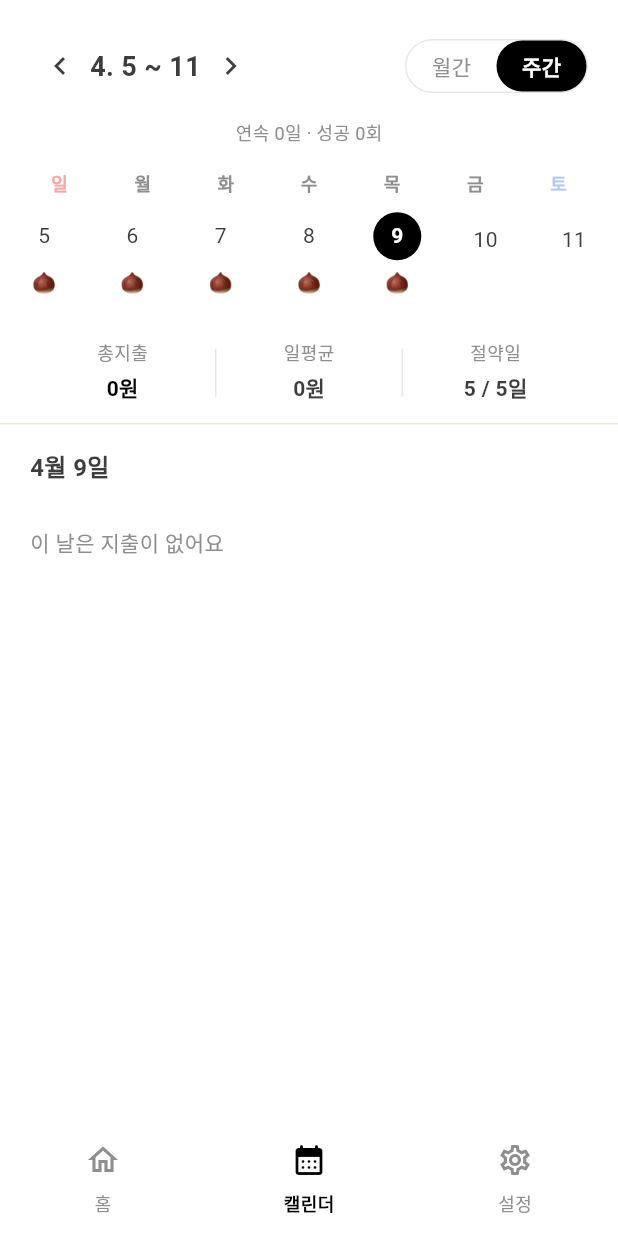
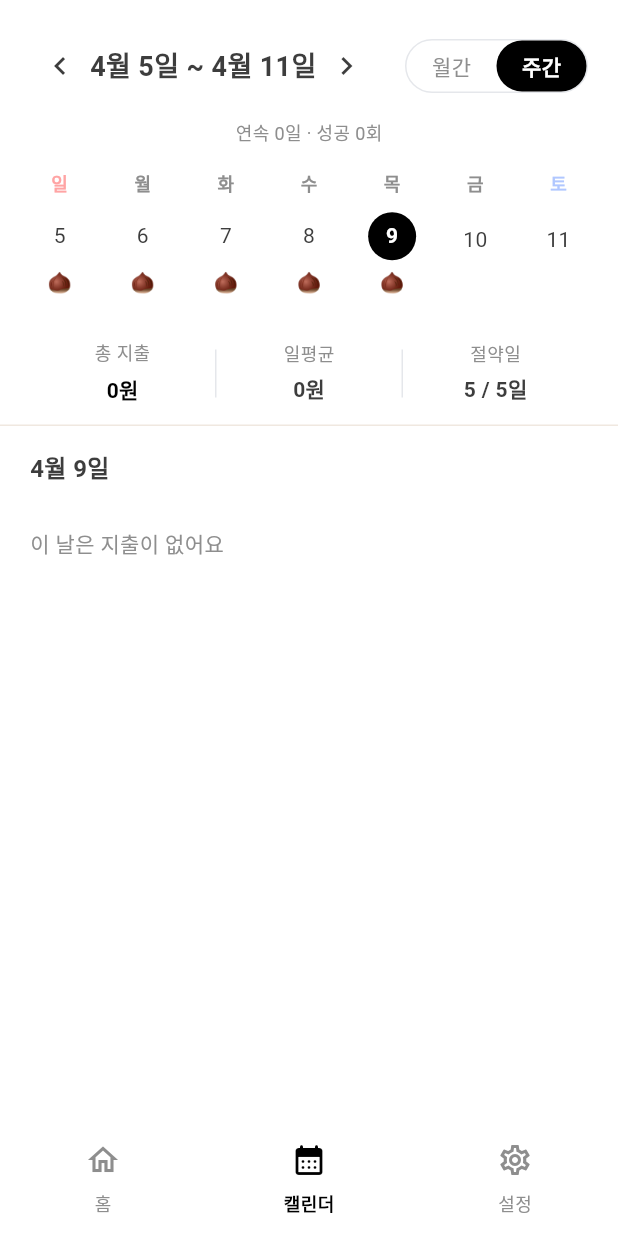
Before and after one commit to seong9566/Daily_manwon, a Flutter app: the CalendarScreen screen opened by its route, after a tap on the "chevron left" icon, after a tap on the "chevron right" icon, after a tap on "주간", on a phone screen of 412 x 824 dp. Run offline on Flutter 3.47's test engine with Material 3 defaults, Android fonts, the phone set to English and light mode, and no system bars; drawn by our look-alikes of flutter_animate; our stand-ins replace drift, drift_flutter, flutter_local_notifications, flutter_riverpod, freezed_annotation, get_it and 5 more; missing offline and left inert: home_widget; accounts and stored records are empty; generated files the repository leaves out were written again; Roboto replaces fonts that are missing (Pretendard); project files that could hold a hidden picture were left out.

Commit message:
refactor(calendar): 캘린더 스타일 개선 및 다크모드 색상 대응
- 캘린더 네비게이터 텍스트 오버플로우 방지 (FittedBox 적용)
- 오늘(Today) 날짜 배경색을 연한 회색으로 변경하여 선택 효과와 구분
- 주간 요약 헤더 다크모드 색상 지원 및 텍스트 정렬 수정
- 캘린더 그리드 코드 포맷팅 및 세부 여백 조정

```diff
--- a/lib/core/utils/app_date_utils.dart
+++ b/lib/core/utils/app_date_utils.dart
@@ -103,8 +103,8 @@ abstract final class AppDateUtils {
   static String weekRangeLabel(DateTime weekStart) {
     final weekEnd = weekStart.add(const Duration(days: 6));
     if (weekStart.month == weekEnd.month) {
-      return '${weekStart.month}. ${weekStart.day} ~ ${weekEnd.day}';
+      return '${weekStart.month}월 ${weekStart.day}일 ~ ${weekStart.month}월 ${weekEnd.day}일';
     }
-    return '${weekStart.month}. ${weekStart.day} ~ ${weekEnd.month}. ${weekEnd.day}';
+    return '${weekStart.month}월 ${weekStart.day}일 ~ ${weekEnd.month}월 ${weekEnd.day}일';
   }
 }
--- a/lib/features/calendar/presentation/screens/calendar_screen.dart
+++ b/lib/features/calendar/presentation/screens/calendar_screen.dart
@@ -61,20 +61,25 @@ class _CalendarScreenState extends ConsumerState<CalendarScreen> {
                         child: Row(
                           mainAxisAlignment: MainAxisAlignment.spaceBetween,
                           children: [
-                            if (state.viewMode == CalendarViewMode.monthly)
-                              _MonthlyNavRow(
+                            Expanded(
+                              child: Align(
+                                alignment: Alignment.centerLeft,
+                                child: state.viewMode == CalendarViewMode.monthly
+                                    ? _MonthlyNavRow(
                                         selectedMonth: state.selectedMonth,
                                         onPrev: () => _onMonthChange(-1),
                                         onNext: () => _onMonthChange(1),
                                         isDark: isDark,
                                       )
-                            else
-                              _WeeklyNavRow(
+                                    : _WeeklyNavRow(
                                         weekStart: state.selectedWeekStart,
                                         onPrev: () => _onWeekChange(-1),
                                         onNext: () => _onWeekChange(1),
                                         isDark: isDark,
                                       ),
+                              ),
+                            ),
+                            const SizedBox(width: 8),
                             ViewModeToggle(
                               mode: state.viewMode,
                               onChanged: (mode) {
@@ -216,9 +221,14 @@ class _MonthlyNavRow extends StatelessWidget {
             icon: Icon(Icons.chevron_left, color: textColor, size: 24),
           ),
         ),
-        Text(
+        Flexible(
+          child: FittedBox(
+            fit: BoxFit.scaleDown,
+            child: Text(
               _label,
               style: AppTypography.titleMedium.copyWith(color: textColor),
+            ),
+          ),
         ),
         SizedBox(
           width: 40,
@@ -264,9 +274,14 @@ class _WeeklyNavRow extends StatelessWidget {
             icon: Icon(Icons.chevron_left, color: textColor, size: 24),
           ),
         ),
-        Text(
+        Flexible(
+          child: FittedBox(
+            fit: BoxFit.scaleDown,
+            child: Text(
               AppDateUtils.weekRangeLabel(weekStart),
               style: AppTypography.titleMedium.copyWith(color: textColor),
+            ),
+          ),
         ),
         SizedBox(
           width: 40,
--- a/lib/features/calendar/presentation/widgets/calendar_day_cell.dart
+++ b/lib/features/calendar/presentation/widgets/calendar_day_cell.dart
@@ -56,7 +56,7 @@ class CalendarDayCell extends StatelessWidget {
       // 선택된 날: 라이트=white on black, 다크=black on white
       textColor = isDark ? Colors.black : Colors.white;
     } else if (isToday) {
-      textColor = Colors.white;
+      textColor = isDark ? AppColors.darkTextMain : AppColors.textMain;
     } else {
       textColor = isDark ? AppColors.darkTextMain : AppColors.textMain;
     }
@@ -67,8 +67,8 @@ class CalendarDayCell extends StatelessWidget {
       // 선택된 날: 라이트=black, 다크=white
       bgColor = isDark ? Colors.white : AppColors.primary;
     } else if (isToday && !isSelected) {
-      // 오늘(미선택): 진한 텍스트 색 원형 배경
-      bgColor = isDark ? AppColors.darkTextSub : AppColors.textMain;
+      // 오늘(미선택): 연한 회색 배경
+      bgColor = isDark ? AppColors.darkCard : AppColors.primaryLight;
     }
 
     return Semantics(
--- a/lib/features/calendar/presentation/widgets/sliding_weekly_grid.dart
+++ b/lib/features/calendar/presentation/widgets/sliding_weekly_grid.dart
@@ -73,8 +73,7 @@ class _SlidingWeeklyGridState extends ConsumerState<SlidingWeeklyGrid>
   void _onSnapTick() {
     if (!_isDragging && mounted) {
       setState(() {
-        _dragOffset =
-            _snapStart + (_snapEnd - _snapStart) * _snapCurved.value;
+        _dragOffset = _snapStart + (_snapEnd - _snapStart) * _snapCurved.value;
       });
     }
   }
@@ -97,8 +96,10 @@ class _SlidingWeeklyGridState extends ConsumerState<SlidingWeeklyGrid>
     _snapDelta = 0;
     setState(() {
       final maxOffset = _width * 2.1;
-      _dragOffset =
-          (_dragOffset + details.delta.dx).clamp(-maxOffset, maxOffset);
+      _dragOffset = (_dragOffset + details.delta.dx).clamp(
+        -maxOffset,
+        maxOffset,
+      );
     });
   }
 
@@ -132,7 +133,9 @@ class _SlidingWeeklyGridState extends ConsumerState<SlidingWeeklyGrid>
     );
     final days = AppDateUtils.weekDaysFrom(weekStart);
 
-    return Row(
+    return Padding(
+      padding: const EdgeInsets.symmetric(horizontal: 12),
+      child: Row(
         children: days.map((day) {
           final isToday = day == today;
           final isFuture = day.isAfter(today);
@@ -146,8 +149,7 @@ class _SlidingWeeklyGridState extends ConsumerState<SlidingWeeklyGrid>
           bool? isSuccess;
           if (!isFuture) {
             if (dayExpenses != null && dayExpenses.isNotEmpty) {
-            totalAmount =
-                dayExpenses.fold<int>(0, (s, e) => s + e.amount);
+              totalAmount = dayExpenses.fold<int>(0, (s, e) => s + e.amount);
               isSuccess = totalAmount <= AppConstants.dailyBudget;
             }
           }
@@ -170,6 +172,7 @@ class _SlidingWeeklyGridState extends ConsumerState<SlidingWeeklyGrid>
             ),
           );
         }).toList(),
+      ),
     );
   }
 
@@ -179,7 +182,6 @@ class _SlidingWeeklyGridState extends ConsumerState<SlidingWeeklyGrid>
     final currentWeekStart = state.selectedWeekStart;
 
     // selectedWeekStart 변경 시 드래그 오프셋 초기화
-    // (비동기 changeWeek 완료 후 VM이 state를 업데이트하면 이 리스너가 실행된다)
     ref.listen<DateTime>(
       calendarViewModelProvider.select((s) => s.selectedWeekStart),
       (prev, next) {
--- a/lib/features/calendar/presentation/widgets/weekly_calendar_day_cell.dart
+++ b/lib/features/calendar/presentation/widgets/weekly_calendar_day_cell.dart
@@ -88,16 +88,12 @@ class _DateCircle extends StatelessWidget {
     Color textColor;
     BoxBorder? border;
 
-    if (isToday) {
+    if (isSelected) {
       bgColor = isDark ? Colors.white : AppColors.primary;
       textColor = isDark ? Colors.black : Colors.white;
-    } else if (isSelected) {
-      bgColor = Colors.transparent;
+    } else if (isToday) {
+      bgColor = isDark ? AppColors.darkCard : AppColors.primaryLight;
       textColor = isDark ? AppColors.darkTextMain : AppColors.textMain;
-      border = Border.all(
-        color: isDark ? AppColors.darkTextMain : AppColors.primary,
-        width: 1.5,
-      );
     } else {
       bgColor = Colors.transparent;
       textColor = isDark ? AppColors.darkTextMain : AppColors.textMain;
--- a/lib/features/calendar/presentation/widgets/weekly_summary_header.dart
+++ b/lib/features/calendar/presentation/widgets/weekly_summary_header.dart
@@ -25,23 +25,25 @@ class WeeklySummaryHeader extends StatelessWidget {
   });
 
   Color _totalSpentColor() {
-    if (totalSpent <= 50000) return AppColors.budgetComfortable;
+    if (totalSpent <= 50000) {
+      return isDark
+          ? AppColors.budgetComfortableDark
+          : AppColors.budgetComfortable;
+    }
     if (totalSpent <= 70000) return AppColors.budgetWarning;
     return AppColors.budgetDanger;
   }
 
   @override
   Widget build(BuildContext context) {
-    final subTextColor =
-        isDark ? AppColors.darkTextSub : AppColors.textSub;
-    final mainTextColor =
-        isDark ? AppColors.darkTextMain : AppColors.textMain;
+    final subTextColor = isDark ? AppColors.darkTextSub : AppColors.textSub;
+    final mainTextColor = isDark ? AppColors.darkTextMain : AppColors.textMain;
 
     return Row(
       children: [
         Expanded(
           child: _SummaryItem(
-            label: '총지출',
+            label: '총 지출',
             value: CurrencyFormatter.formatWithWon(totalSpent),
             valueColor: _totalSpentColor(),
             labelColor: subTextColor,
@@ -88,10 +90,7 @@ class _SummaryItem extends StatelessWidget {
     return Column(
       mainAxisSize: MainAxisSize.min,
       children: [
-        Text(
-          label,
-          style: AppTypography.bodySmall.copyWith(color: labelColor),
-        ),
+        Text(label, style: AppTypography.bodySmall.copyWith(color: labelColor)),
         const SizedBox(height: 4),
         Text(
           value,
```
Also changed, not shown: lib/features/calendar/presentation/widgets/sliding_calendar_grid.dart (+17 -13 lines). Lines whose indentation alone changed are shown as unchanged.
